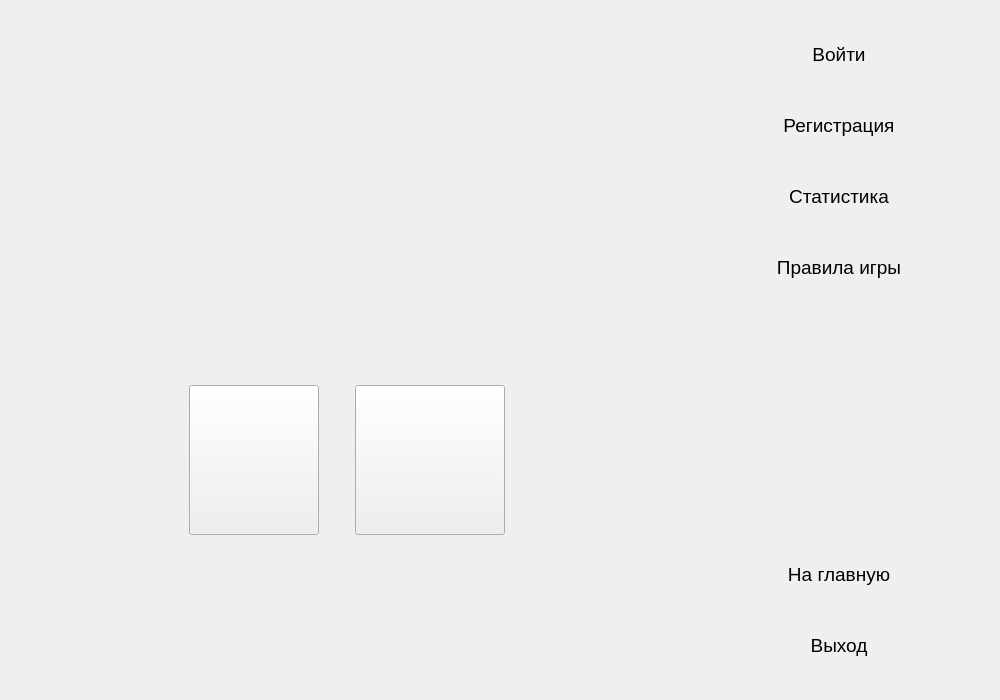
Qt form mainwindow.ui (dronnikovigor/gui-1h2017-14) before a commit.
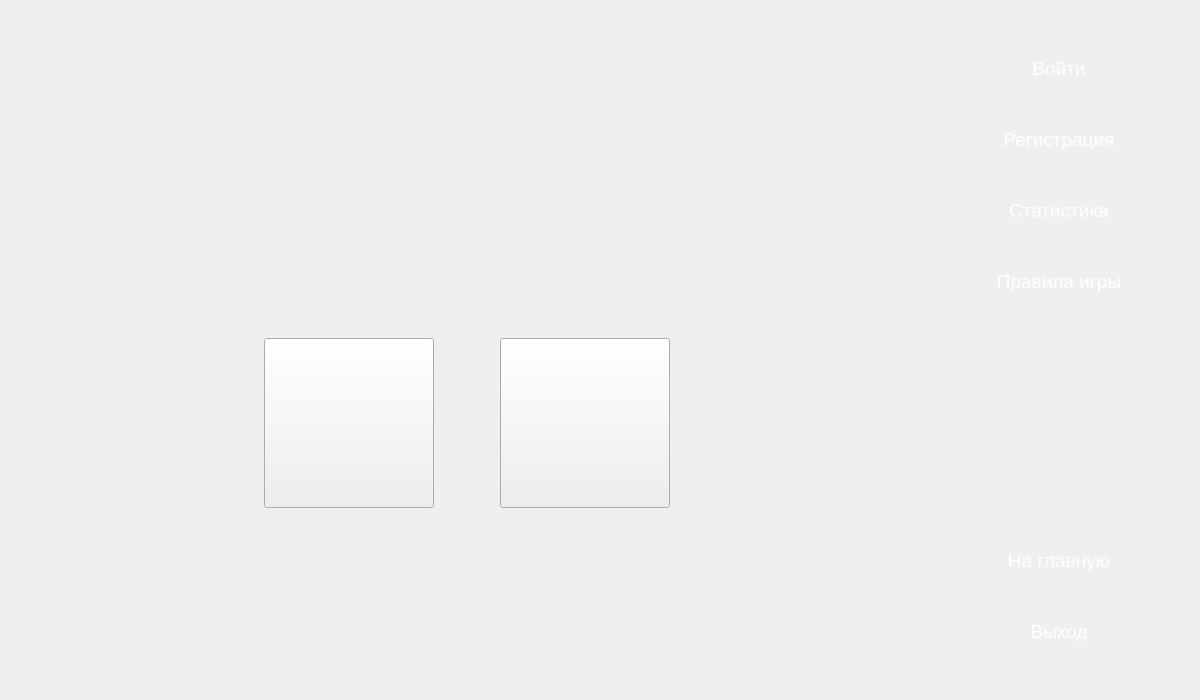
The same form after that commit. The open tabs and pages were chosen to show the change. Icons and pictures are not drawn.

```diff
--- a/mainwindow.ui
+++ b/mainwindow.ui
@@ -6,7 +6,7 @@
    <rect>
     <x>0</x>
     <y>0</y>
-    <width>1000</width>
+    <width>1200</width>
     <height>700</height>
    </rect>
   </property>
@@ -64,7 +64,7 @@
              <enum>Qt::Vertical</enum>
             </property>
             <property name="sizeType">
-             <enum>QSizePolicy::MinimumExpanding</enum>
+             <enum>QSizePolicy::Fixed</enum>
             </property>
             <property name="sizeHint" stdset="0">
              <size>
@@ -75,22 +75,55 @@
            </spacer>
           </item>
           <item>
-           <widget class="QLabel" name="logo">
-            <property name="font">
-             <font>
-              <pointsize>46</pointsize>
-             </font>
-            </property>
-            <property name="text">
-             <string/>
-            </property>
-            <property name="pixmap">
-             <pixmap resource="res.qrc">:/images/res/logo.png</pixmap>
-            </property>
-            <property name="alignment">
-             <set>Qt::AlignCenter</set>
-            </property>
-           </widget>
+           <layout class="QHBoxLayout" name="horizontalLayout_2">
+            <item>
+             <spacer name="horizontalSpacer_3">
+              <property name="orientation">
+               <enum>Qt::Horizontal</enum>
+              </property>
+              <property name="sizeHint" stdset="0">
+               <size>
+                <width>40</width>
+                <height>20</height>
+               </size>
+              </property>
+             </spacer>
+            </item>
+            <item>
+             <widget class="QLabel" name="logo">
+              <property name="font">
+               <font>
+                <pointsize>46</pointsize>
+               </font>
+              </property>
+              <property name="text">
+               <string/>
+              </property>
+              <property name="pixmap">
+               <pixmap resource="res.qrc">:/images/res/logo.png</pixmap>
+              </property>
+              <property name="alignment">
+               <set>Qt::AlignCenter</set>
+              </property>
+             </widget>
+            </item>
+            <item>
+             <spacer name="horizontalSpacer_4">
+              <property name="orientation">
+               <enum>Qt::Horizontal</enum>
+              </property>
+              <property name="sizeType">
+               <enum>QSizePolicy::Expanding</enum>
+              </property>
+              <property name="sizeHint" stdset="0">
+               <size>
+                <width>40</width>
+                <height>20</height>
+               </size>
+              </property>
+             </spacer>
+            </item>
+           </layout>
           </item>
           <item>
            <spacer name="verticalSpacer_4">
@@ -127,8 +160,8 @@
              <widget class="QPushButton" name="playMusic">
               <property name="minimumSize">
                <size>
-                <width>130</width>
-                <height>150</height>
+                <width>170</width>
+                <height>170</height>
                </size>
               </property>
               <property name="maximumSize">
@@ -167,7 +200,7 @@
               </property>
               <property name="sizeHint" stdset="0">
                <size>
-                <width>30</width>
+                <width>60</width>
                 <height>20</height>
                </size>
               </property>
@@ -183,8 +216,8 @@
               </property>
               <property name="minimumSize">
                <size>
-                <width>150</width>
-                <height>150</height>
+                <width>170</width>
+                <height>170</height>
                </size>
               </property>
               <property name="maximumSize">
@@ -293,14 +326,14 @@
       </property>
       <property name="minimumSize">
        <size>
-        <width>300</width>
+        <width>250</width>
         <height>660</height>
        </size>
       </property>
       <property name="maximumSize">
        <size>
-        <width>300</width>
-        <height>16777215</height>
+        <width>260</width>
+        <height>670</height>
        </size>
       </property>
       <property name="baseSize">
@@ -608,21 +641,24 @@
       </widget>
       <widget class="QWidget" name="pageGameOut">
        <layout class="QHBoxLayout" name="horizontalLayout_8">
-        <item>
-         <spacer name="horizontalSpacer_5">
-          <property name="orientation">
-           <enum>Qt::Horizontal</enum>
-          </property>
-          <property name="sizeHint" stdset="0">
-           <size>
-            <width>40</width>
-            <height>20</height>
-           </size>
-          </property>
-         </spacer>
-        </item>
         <item>
          <layout class="QVBoxLayout" name="verticalLayout_5">
+          <item>
+           <spacer name="verticalSpacer_9">
+            <property name="orientation">
+             <enum>Qt::Vertical</enum>
+            </property>
+            <property name="sizeType">
+             <enum>QSizePolicy::Fixed</enum>
+            </property>
+            <property name="sizeHint" stdset="0">
+             <size>
+              <width>20</width>
+              <height>10</height>
+             </size>
+            </property>
+           </spacer>
+          </item>
           <item>
            <widget class="QPushButton" name="loginButton_2">
             <property name="sizePolicy">
@@ -633,13 +669,13 @@
             </property>
             <property name="minimumSize">
              <size>
-              <width>270</width>
+              <width>230</width>
               <height>65</height>
              </size>
             </property>
             <property name="maximumSize">
              <size>
-              <width>300</width>
+              <width>230</width>
               <height>16777215</height>
              </size>
             </property>
@@ -653,7 +689,9 @@
              </font>
             </property>
             <property name="styleSheet">
-             <string notr="true">font: 14pt &quot;Segoe UI&quot;;</string>
+             <string notr="true">background-color: rgb(106, 170, 73);
+color: rgb(255, 255, 255);
+background-image: url(:/images/res/button.png);</string>
             </property>
             <property name="text">
              <string>Войти</string>
@@ -673,13 +711,13 @@
             </property>
             <property name="minimumSize">
              <size>
-              <width>270</width>
+              <width>230</width>
               <height>65</height>
              </size>
             </property>
             <property name="maximumSize">
              <size>
-              <width>300</width>
+              <width>230</width>
               <height>16777215</height>
              </size>
             </property>
@@ -693,7 +731,9 @@
              </font>
             </property>
             <property name="styleSheet">
-             <string notr="true">font: 14pt &quot;Segoe UI&quot;;</string>
+             <string notr="true">background-color: rgb(106, 170, 73);
+color: rgb(255, 255, 255);
+background-image: url(:/images/res/button.png);</string>
             </property>
             <property name="text">
              <string>Регистрация</string>
@@ -713,13 +753,13 @@
             </property>
             <property name="minimumSize">
              <size>
-              <width>270</width>
+              <width>230</width>
               <height>65</height>
              </size>
             </property>
             <property name="maximumSize">
              <size>
-              <width>300</width>
+              <width>230</width>
               <height>16777215</height>
              </size>
             </property>
@@ -733,7 +773,9 @@
              </font>
             </property>
             <property name="styleSheet">
-             <string notr="true">font: 14pt &quot;Segoe UI&quot;;</string>
+             <string notr="true">background-color: rgb(106, 170, 73);
+color: rgb(255, 255, 255);
+background-image: url(:/images/res/button.png);</string>
             </property>
             <property name="text">
              <string>Статистика</string>
@@ -753,13 +795,13 @@
             </property>
             <property name="minimumSize">
              <size>
-              <width>270</width>
+              <width>230</width>
               <height>65</height>
              </size>
             </property>
             <property name="maximumSize">
              <size>
-              <width>300</width>
+              <width>230</width>
               <height>16777215</height>
              </size>
             </property>
@@ -773,7 +815,9 @@
              </font>
             </property>
             <property name="styleSheet">
-             <string notr="true">font: 14pt &quot;Segoe UI&quot;;</string>
+             <string notr="true">background-color: rgb(106, 170, 73);
+color: rgb(255, 255, 255);
+background-image: url(:/images/res/button.png);</string>
             </property>
             <property name="text">
              <string>Правила игры</string>
@@ -806,13 +850,13 @@
             </property>
             <property name="minimumSize">
              <size>
-              <width>270</width>
+              <width>230</width>
               <height>65</height>
              </size>
             </property>
             <property name="maximumSize">
              <size>
-              <width>300</width>
+              <width>230</width>
               <height>16777215</height>
              </size>
             </property>
@@ -826,7 +870,9 @@
              </font>
             </property>
             <property name="styleSheet">
-             <string notr="true">font: 14pt &quot;Segoe UI&quot;;</string>
+             <string notr="true">background-color: rgb(106, 170, 73);
+color: rgb(255, 255, 255);
+background-image: url(:/images/res/button.png);</string>
             </property>
             <property name="text">
              <string>На главную</string>
@@ -846,13 +892,13 @@
             </property>
             <property name="minimumSize">
              <size>
-              <width>270</width>
+              <width>230</width>
               <height>65</height>
              </size>
             </property>
             <property name="maximumSize">
              <size>
-              <width>300</width>
+              <width>230</width>
               <height>16777215</height>
              </size>
             </property>
@@ -866,7 +912,9 @@
              </font>
             </property>
             <property name="styleSheet">
-             <string notr="true">font: 14pt &quot;Segoe UI&quot;;</string>
+             <string notr="true">background-color: rgb(106, 170, 73);
+color: rgb(255, 255, 255);
+background-image: url(:/images/res/button.png);</string>
             </property>
             <property name="text">
              <string>Выход</string>
@@ -876,21 +924,24 @@
             </property>
            </widget>
           </item>
+          <item>
+           <spacer name="verticalSpacer_6">
+            <property name="orientation">
+             <enum>Qt::Vertical</enum>
+            </property>
+            <property name="sizeType">
+             <enum>QSizePolicy::Fixed</enum>
+            </property>
+            <property name="sizeHint" stdset="0">
+             <size>
+              <width>20</width>
+              <height>10</height>
+             </size>
+            </property>
+           </spacer>
+          </item>
          </layout>
         </item>
-        <item>
-         <spacer name="horizontalSpacer_6">
-          <property name="orientation">
-           <enum>Qt::Horizontal</enum>
-          </property>
-          <property name="sizeHint" stdset="0">
-           <size>
-            <width>40</width>
-            <height>20</height>
-           </size>
-          </property>
-         </spacer>
-        </item>
        </layout>
        <zorder>horizontalSpacer_5</zorder>
        <zorder>horizontalSpacer_6</zorder>
```
Left out of the diff: 120 changed lines with no effect on the pictures.
